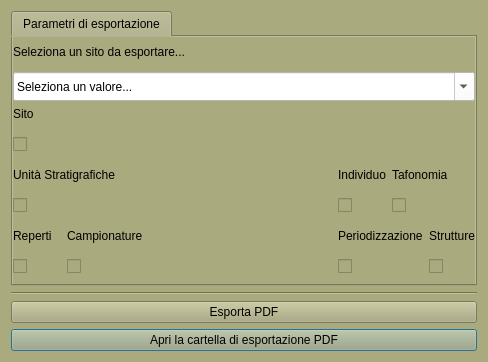
Before: the Qt Designer form gui/ui/Pdf_export.ui in enzococca/HFF, drawn with Qt 5.
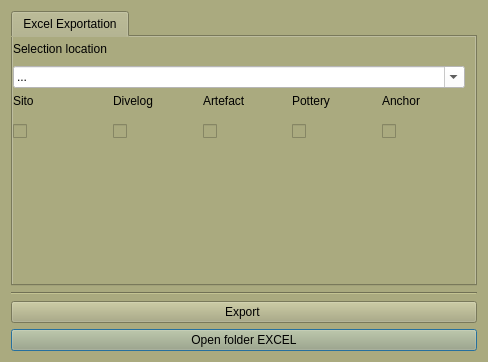
After: the same form once the commit is applied. Icons and pictures are not drawn.

Commit message: export excel

```diff
--- a/gui/ui/Pdf_export.ui
+++ b/gui/ui/Pdf_export.ui
@@ -45,7 +45,7 @@
    <item row="8" column="0">
     <widget class="QPushButton" name="pushButton_open_dir">
      <property name="text">
-      <string>Apri la cartella di esportazione PDF</string>
+      <string>Open folder EXCEL</string>
      </property>
      <property name="icon">
       <iconset resource="../../resources/resources.qrc">
@@ -56,7 +56,7 @@
    <item row="7" column="0">
     <widget class="QPushButton" name="pushButton_exp_pdf">
      <property name="text">
-      <string>Esporta PDF</string>
+      <string>Export </string>
      </property>
      <property name="icon">
       <iconset>
@@ -96,29 +96,26 @@
      </property>
      <widget class="QWidget" name="tab">
       <attribute name="title">
-       <string>Parametri di esportazione</string>
+       <string>Excel Exportation</string>
       </attribute>
+      <widget class="QWidget" name="">
+       <property name="geometry">
+        <rect>
+         <x>0</x>
+         <y>0</y>
+         <width>452</width>
+         <height>112</height>
+        </rect>
+       </property>
       <layout class="QGridLayout" name="gridLayout">
-       <property name="leftMargin">
-        <number>0</number>
-       </property>
-       <property name="topMargin">
-        <number>0</number>
-       </property>
-       <property name="rightMargin">
-        <number>0</number>
-       </property>
-       <property name="bottomMargin">
-        <number>0</number>
-       </property>
-       <item row="0" column="0" colspan="4">
+        <item row="0" column="0">
         <widget class="QLabel" name="label">
          <property name="text">
-          <string>Seleziona un sito da esportare...</string>
+           <string>Selection location</string>
          </property>
         </widget>
        </item>
-       <item row="1" column="0" colspan="7">
+        <item row="1" column="0" colspan="5">
         <widget class="QComboBox" name="comboBox_sito">
          <property name="enabled">
           <bool>true</bool>
@@ -158,7 +155,7 @@
          </property>
          <item>
           <property name="text">
-           <string>Seleziona un valore...</string>
+            <string>...</string>
           </property>
          </item>
         </widget>
@@ -175,7 +172,7 @@
          <item>
           <widget class="QCheckBox" name="checkBox_site">
            <property name="enabled">
-            <bool>false</bool>
+             <bool>true</bool>
            </property>
            <property name="minimumSize">
             <size>
@@ -203,25 +200,12 @@
          </item>
         </layout>
        </item>
-       <item row="2" column="1" colspan="6">
-        <spacer name="horizontalSpacer_3">
-         <property name="orientation">
-          <enum>Qt::Horizontal</enum>
-         </property>
-         <property name="sizeHint" stdset="0">
-          <size>
-           <width>378</width>
-           <height>20</height>
-          </size>
-         </property>
-        </spacer>
-       </item>
-       <item row="3" column="0" colspan="2">
+        <item row="2" column="1">
         <layout class="QVBoxLayout" name="verticalLayout_2">
          <item>
           <widget class="QLabel" name="label_3">
            <property name="text">
-            <string>Unità Stratigrafiche</string>
+             <string>Divelog</string>
            </property>
           </widget>
          </item>
@@ -253,102 +237,12 @@
          </item>
         </layout>
        </item>
-       <item row="3" column="2" colspan="2">
-        <spacer name="horizontalSpacer_2">
-         <property name="orientation">
-          <enum>Qt::Horizontal</enum>
-         </property>
-         <property name="sizeHint" stdset="0">
-          <size>
-           <width>194</width>
-           <height>20</height>
-          </size>
-         </property>
-        </spacer>
-       </item>
-       <item row="3" column="4">
-        <layout class="QVBoxLayout" name="verticalLayout_3">
-         <item>
-          <widget class="QLabel" name="label_4">
-           <property name="text">
-            <string>Individuo</string>
-           </property>
-          </widget>
-         </item>
-         <item>
-          <widget class="QCheckBox" name="checkBox_individui">
-           <property name="minimumSize">
-            <size>
-             <width>0</width>
-             <height>35</height>
-            </size>
-           </property>
-           <property name="toolTip">
-            <string>Individui</string>
-           </property>
-           <property name="text">
-            <string/>
-           </property>
-           <property name="icon">
-            <iconset resource="../../resources/resources.qrc">
-             <normaloff>:/icons/iconIND.png</normaloff>:/icons/iconIND.png</iconset>
-           </property>
-           <property name="iconSize">
-            <size>
-             <width>30</width>
-             <height>30</height>
-            </size>
-           </property>
-          </widget>
-         </item>
-        </layout>
-       </item>
-       <item row="3" column="5" colspan="2">
-        <layout class="QVBoxLayout" name="verticalLayout_6">
-         <item>
-          <widget class="QLabel" name="label_7">
-           <property name="text">
-            <string>Tafonomia</string>
-           </property>
-          </widget>
-         </item>
-         <item>
-          <widget class="QCheckBox" name="checkBox_tafonomia">
-           <property name="minimumSize">
-            <size>
-             <width>0</width>
-             <height>35</height>
-            </size>
-           </property>
-           <property name="toolTip">
-            <string>Tafonomia</string>
-           </property>
-           <property name="text">
-            <string/>
-           </property>
-           <property name="icon">
-            <iconset resource="../../resources/resources.qrc">
-             <normaloff>:/icons/iconGrave.png</normaloff>:/icons/iconGrave.png</iconset>
-           </property>
-           <property name="iconSize">
-            <size>
-             <width>30</width>
-             <height>30</height>
-            </size>
-           </property>
-           <property name="tristate">
-            <bool>false</bool>
-           </property>
-          </widget>
-         </item>
-        </layout>
-       </item>
-       <item row="4" column="0">
+        <item row="2" column="2">
         <layout class="QVBoxLayout" name="verticalLayout_4">
          <item>
           <widget class="QLabel" name="label_5">
            <property name="text">
-            <string>Reperti</string>
+             <string>Artefact</string>
            </property>
           </widget>
          </item>
@@ -380,12 +274,12 @@
          </item>
         </layout>
        </item>
-       <item row="4" column="1" colspan="2">
+        <item row="2" column="3">
         <layout class="QVBoxLayout" name="verticalLayout_5">
          <item>
           <widget class="QLabel" name="label_6">
            <property name="text">
-            <string>Campionature</string>
+             <string>Pottery</string>
            </property>
           </widget>
          </item>
@@ -420,62 +314,12 @@
          </item>
         </layout>
        </item>
-       <item row="4" column="3">
-        <spacer name="horizontalSpacer">
-         <property name="orientation">
-          <enum>Qt::Horizontal</enum>
-         </property>
-         <property name="sizeHint" stdset="0">
-          <size>
-           <width>157</width>
-           <height>20</height>
-          </size>
-         </property>
-        </spacer>
-       </item>
-       <item row="4" column="4" colspan="2">
-        <layout class="QVBoxLayout" name="verticalLayout_8">
-         <item>
-          <widget class="QLabel" name="label_9">
-           <property name="text">
-            <string>Periodizzazione</string>
-           </property>
-          </widget>
-         </item>
-         <item>
-          <widget class="QCheckBox" name="checkBox_periodo">
-           <property name="minimumSize">
-            <size>
-             <width>0</width>
-             <height>35</height>
-            </size>
-           </property>
-           <property name="toolTip">
-            <string>Periodizzazione</string>
-           </property>
-           <property name="text">
-            <string/>
-           </property>
-           <property name="icon">
-            <iconset resource="../../resources/resources.qrc">
-             <normaloff>:/icons/iconPER.png</normaloff>:/icons/iconPER.png</iconset>
-           </property>
-           <property name="iconSize">
-            <size>
-             <width>30</width>
-             <height>30</height>
-            </size>
-           </property>
-          </widget>
-         </item>
-        </layout>
-       </item>
-       <item row="4" column="6">
+        <item row="2" column="4">
         <layout class="QVBoxLayout" name="verticalLayout_7">
          <item>
           <widget class="QLabel" name="label_8">
            <property name="text">
-            <string>Strutture</string>
+             <string>Anchor</string>
            </property>
           </widget>
          </item>
@@ -517,6 +361,7 @@
         </layout>
        </item>
       </layout>
+      </widget>
      </widget>
     </widget>
    </item>
```
Left out of the diff: 24 changed lines with no effect on the pictures. Lines whose indentation alone changed are shown as unchanged. The commit also changes 7 other files.
